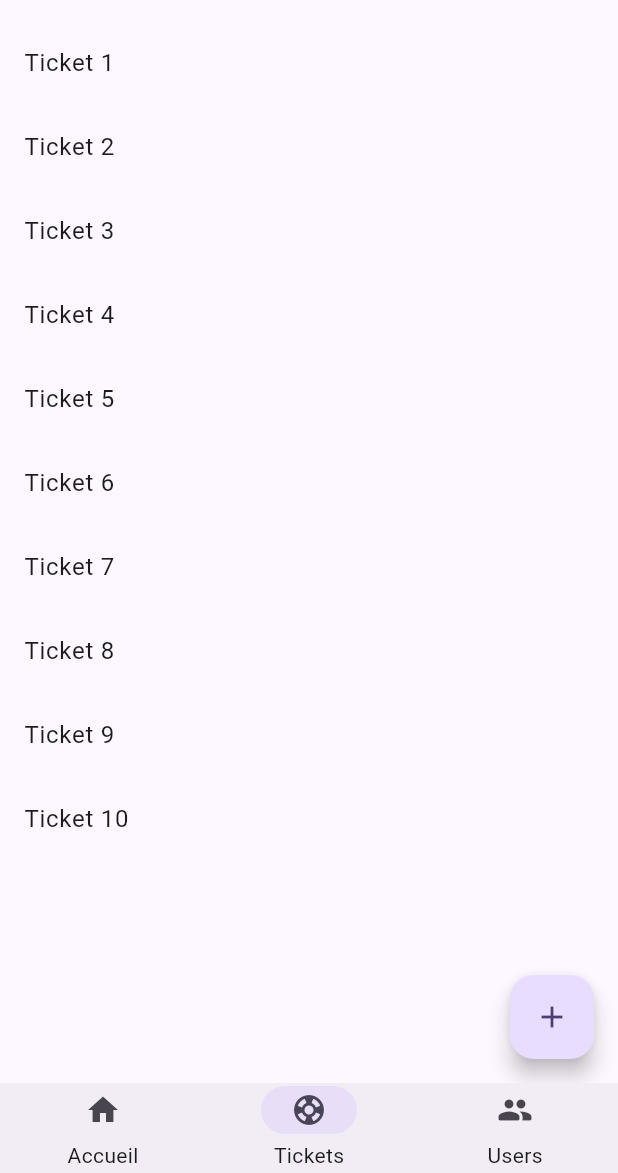
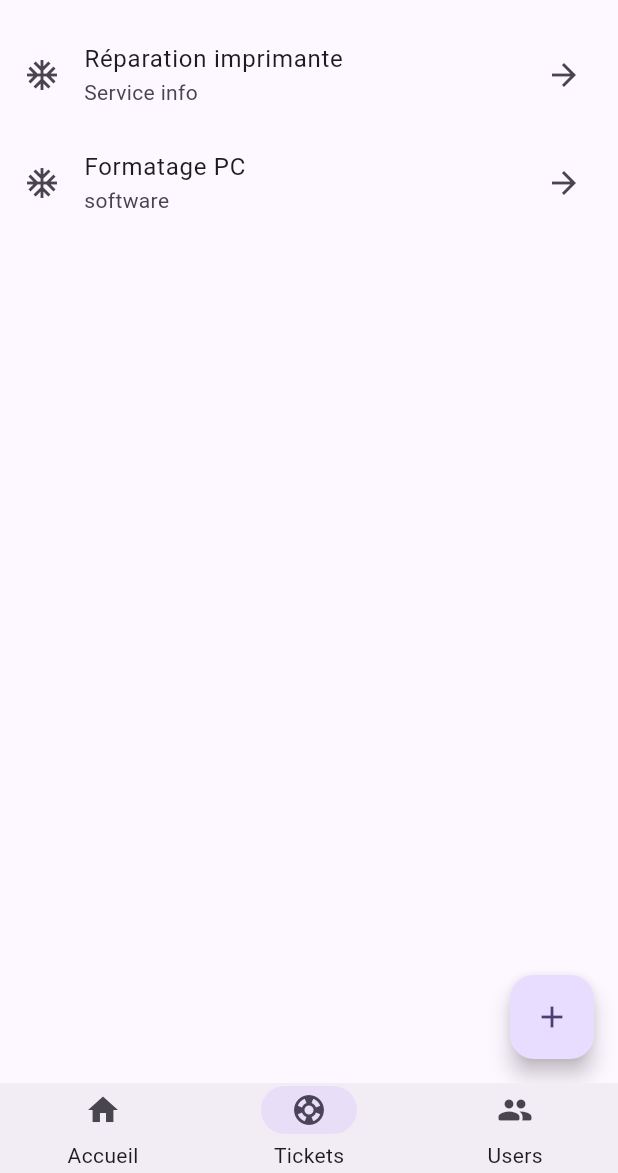
Before and after one commit to chamsedine-bouhouch/park_informatique_flutter_app, a Flutter app: the screen it shows after launch, item 2 of the bottom bar chosen, on a phone screen of 412 x 824 dp, the part 63-1236 px from its top. Run offline on Flutter 3.47's test engine with Material 2 defaults, Android fonts, the phone set to English and light mode, and no system bars; our stand-ins replace dio.

Commit message:
clickable tickets list

```diff
--- a/lib/components/data_table.dart
+++ b/lib/components/data_table.dart
@@ -38,15 +38,15 @@ class UserDataTable extends StatelessWidget {
           cells: <DataCell>[
              DataCell(SizedBox(
                 width: (MediaQuery.of(context).size.width / 10) * 3,
-                child: Text("Foulen foulani"),
+                child: const Text("Foulen foulani"),
               )),
              DataCell(SizedBox(
                 width: (MediaQuery.of(context).size.width / 10) * 3,
-                child: Text("90505050"),
+                child: const Text("90505050"),
               )),
              DataCell(SizedBox(
                 width: (MediaQuery.of(context).size.width / 10) * 3,
-                child: Text("123546"),
+                child: const Text("123546"),
               )),
           ],
         ),
--- a/lib/components/list_items.dart
+++ b/lib/components/list_items.dart
@@ -14,6 +14,5 @@ class ListCards extends StatelessWidget {
         )
       ],
     );
-    throw UnimplementedError();
   }
 }
--- a/lib/main.dart
+++ b/lib/main.dart
@@ -7,6 +7,7 @@ import 'package:flutter_app/views/login.dart';
 import 'package:flutter_app/views/settings.dart';
 import 'package:flutter_app/views/tickets.dart';
 import 'package:flutter_app/views/tickets/ajout-ticket.dart';
+import 'package:flutter_app/views/tickets/ticket_details.dart';
 import 'package:flutter_app/views/users.dart';
 import 'package:flutter_app/views/utilisateurs/ajout_utilisateur.dart';
 import 'package:provider/provider.dart';
@@ -56,6 +57,7 @@ class MyApp extends StatelessWidget {
         '/ajout-utilisateur': (context) => AjoutUtilisateur(),
         '/ajout-fournisseur': (context) => AjoutFournisseur(),
         '/ajout-ticket': (context) => AjoutTicket(),
+        '/ticket-details': (context) => TicketDetails(),
       },
       // onGenerateRoute: route.controller,
       // initialRoute: route.loginPage,
--- a/lib/views/home.dart
+++ b/lib/views/home.dart
@@ -18,8 +18,6 @@ class Home extends StatefulWidget {
 
 class _HomeState extends State<Home> {
   int _selectedIndex = 0;
-  static const TextStyle optionStyle =
-      TextStyle(fontSize: 30, fontWeight: FontWeight.bold);
   static const List<Widget> _widgetOptions = <Widget>[
     Settings(),
     Tickets(),
@@ -27,11 +25,6 @@ class _HomeState extends State<Home> {
     Users(),
   ];
 
-  void _onItemTapped(int index) {
-    setState(() {
-      _selectedIndex = _selectedIndex;
-    });
-  }
 
   @override
   Widget build(BuildContext context) {
@@ -69,17 +62,17 @@ class _HomeState extends State<Home> {
                   ),
 
                   ListTile(
-                    leading: const Icon(Icons.login),
-                    title: const Text('Login'),
-                    onTap: () {
-                      Navigator.pushNamed(context, '/login');
-                    },
-                  ),
-                  ListTile(
                     leading: const Icon(Icons.add),
                     title: const Text('Ajout Utilisateur'),
                     onTap: () {
                       Navigator.pushNamed(context, '/ajout-utilisateur');
+                    },
+                  ),
+                                    ListTile(
+                    leading: const Icon(Icons.logout),
+                    title: const Text('logout'),
+                    onTap: () {
+                      Provider.of<Auth>(context,listen:false).logout();
                     },
                   ),
                 ],
--- a/lib/views/tickets.dart
+++ b/lib/views/tickets.dart
@@ -5,24 +5,36 @@ import 'package:flutter/material.dart';
 
   @override
   State<Tickets> createState() => _TicketsState();
+}
 
-  }
 class _TicketsState extends State<Tickets> {
-  int itemCount=10;
-
   @override
   Widget build(BuildContext context) {
     return Scaffold(
-       body: itemCount > 0
-          ? ListView.builder(
-        itemCount: itemCount,
-        itemBuilder: (BuildContext context, int index) {
-          return ListTile(
-            title: Text('Ticket ${index + 1}'),
-          );
+      body: ListView(
+        children: [
+          ListTile(
+            leading: Icon(Icons.ac_unit),
+            title: Text('Réparation imprimante'),
+            subtitle: Text('Service info'),
+            trailing: Icon(Icons.arrow_forward),
+            onTap: () {
+              // Handle the onTap event for this list item
+              Navigator.pushNamed(context, '/ajout-ticket');
             },
-      )
-          : const Center(child: Text('No tickets')),
+          ),
+          ListTile(
+            leading: Icon(Icons.ac_unit),
+            title: Text('Formatage PC'),
+            subtitle: Text('software'),
+            trailing: Icon(Icons.arrow_forward),
+            onTap: () {
+              // Handle the onTap event for this list item
+              Navigator.pushNamed(context, '/ticket-details');
+            },
+          ),
+        ],
+      ),
       floatingActionButton: FloatingActionButton(
         onPressed: () {
           Navigator.pushNamed(context, '/ajout-ticket');
@@ -30,6 +42,5 @@ import 'package:flutter/material.dart';
         child: const Icon(Icons.add),
       ),
     );
-
   }
 }
```
Also changed, not shown: lib/services/auth.dart (+19 -6 lines), lib/services/dio.dart (+6 -6 lines), lib/views/fournisseurs.dart (+5 -6 lines), lib/views/login.dart (+55 -20 lines), lib/views/tickets/ticket_details.dart (added, +17 -0 lines). Lines whose indentation alone changed are shown as unchanged.
